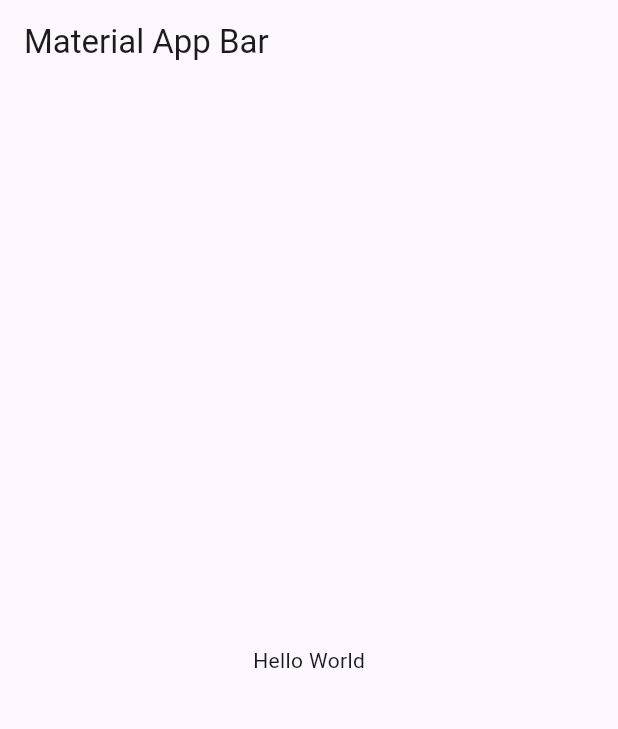
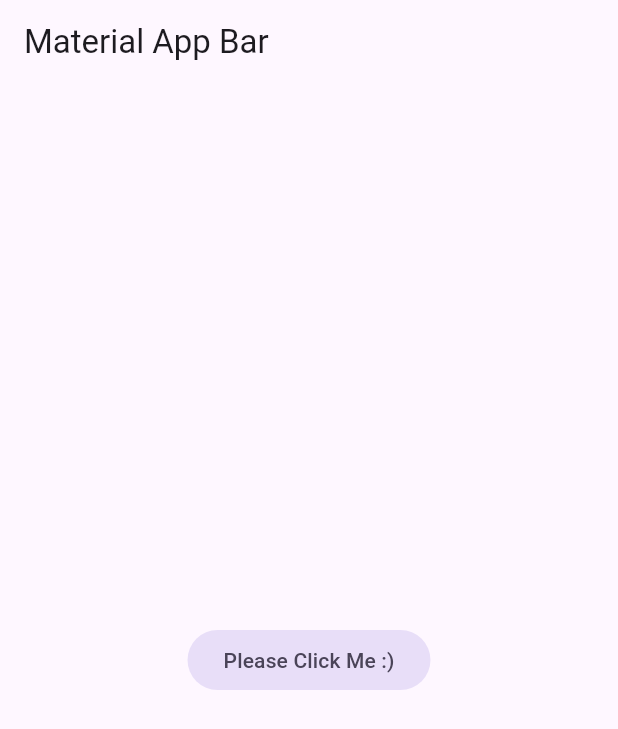
Before and after one commit to AlanMelendez/flutter_templateChatApp, a Flutter app: the screen it shows after launch, on a phone screen of 412 x 824 dp. Shown: the top 729 px of the screen. Run offline on Flutter 3.47's test engine with Material 3 defaults, Android fonts, the phone set to English and light mode, and no system bars.

Commit message:
feat: Add AppTheme class for light and dark themes

```diff
--- a/lib/main.dart
+++ b/lib/main.dart
@@ -1,4 +1,5 @@
 import 'package:flutter/material.dart';
+import 'package:theme_yes_app/config/theme/app_theme.dart';
 
 void main() => runApp(const MyApp());
 
@@ -9,12 +10,16 @@ class MyApp extends StatelessWidget {
   Widget build(BuildContext context) {
     return MaterialApp(
       title: 'Material App',
+      debugShowCheckedModeBanner: false,
+      theme: AppTheme().theme,
       home: Scaffold(
         appBar: AppBar(
           title: const Text('Material App Bar'),
         ),
-        body: const Center(
-          child: Text('Hello World'),
+        body:  Center(
+          child: FilledButton.tonal(onPressed: (){}, child:
+            Text('Please Click Me :)'),
+          ),
         ),
       ),
     );
```
Also changed, not shown: lib/config/theme/app_theme.dart (added, +45 -0 lines).
